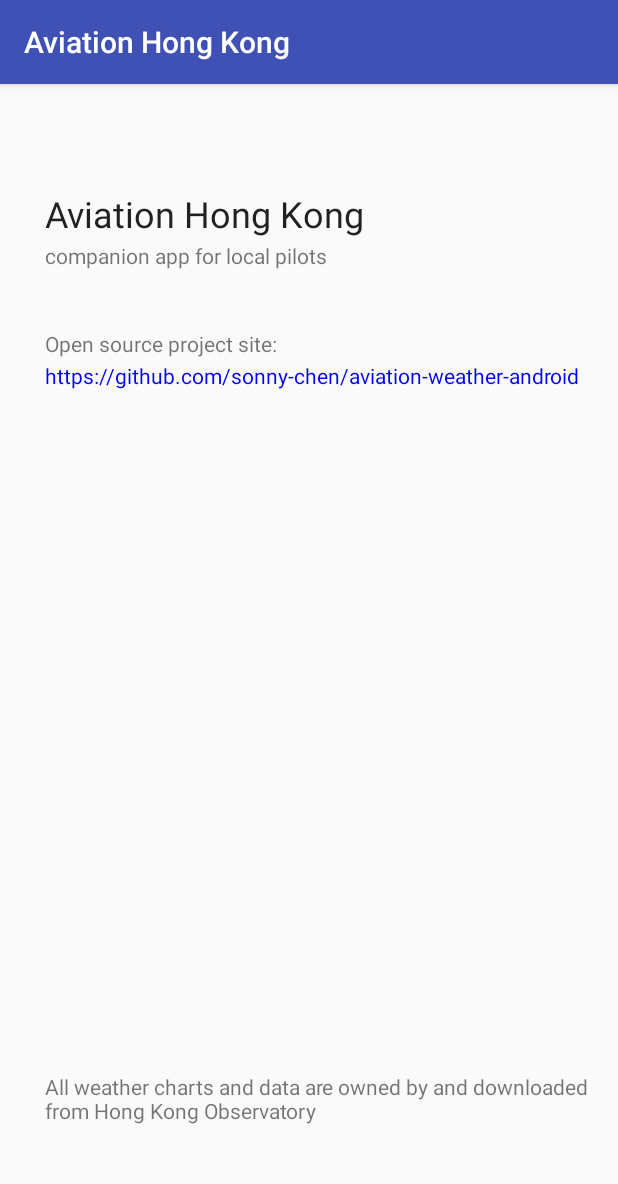
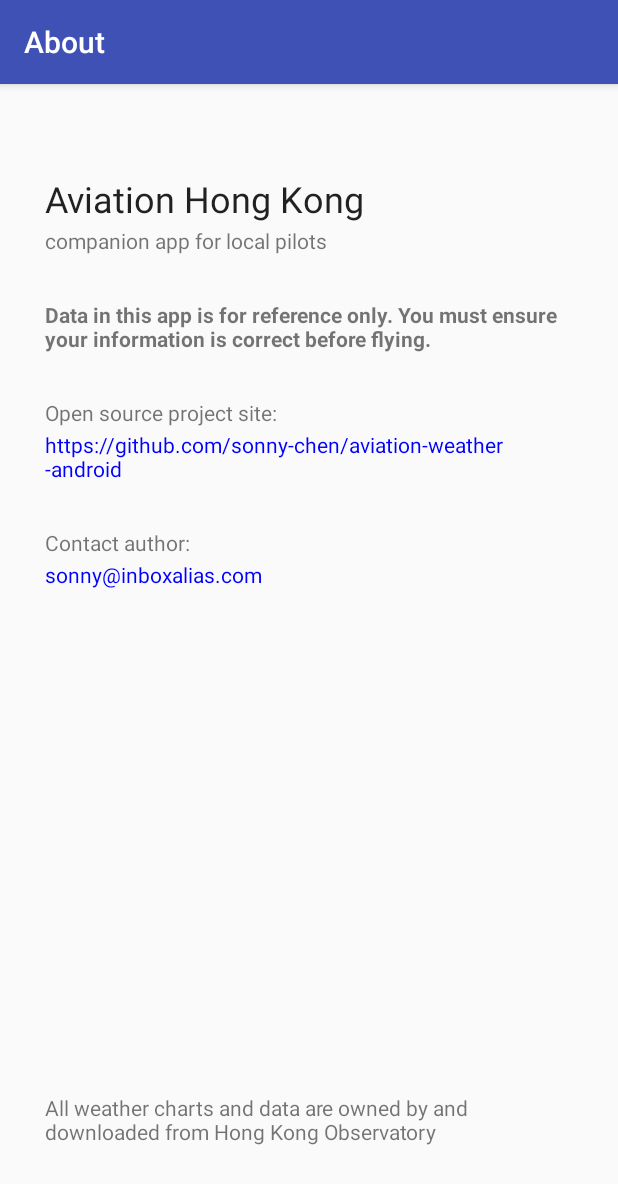
Before and after one commit to sonny-chen/aviation-weather-android, an Android app: the AboutActivity screen opened directly, with no data from a screen before it, on a phone screen of 412 x 824 dp. Shown: the top 1184 px of the screen. Run offline under Robolectric (Android 15) with nearby library versions, the phone set to English and light mode, and no system bars; network calls fail.

Commit message:
Add disclaimer and contact information.

```diff
--- a/app/src/main/AndroidManifest.xml
+++ b/app/src/main/AndroidManifest.xml
@@ -34,7 +34,9 @@
             android:label="@string/app_name"
             android:theme="@android:style/Theme.NoTitleBar.Fullscreen">
         </activity>
-        <activity android:name=".AboutActivity">
+        <activity
+            android:name=".AboutActivity"
+            android:label="@string/about">
         </activity>
         <activity android:name=".GenericFragmentHostActivity">
         </activity>
--- a/app/src/main/java/com/sonnychen/aviationhk/AboutActivity.java
+++ b/app/src/main/java/com/sonnychen/aviationhk/AboutActivity.java
@@ -21,5 +21,14 @@ public class AboutActivity extends AppCompatActivity {
                 startActivity(i);
             }
         });
+
+        findViewById(R.id.emailLink).setOnClickListener(new View.OnClickListener() {
+            @Override
+            public void onClick(View view) {
+                Intent intent = new Intent(Intent.ACTION_SENDTO);
+                intent.setData(Uri.parse("mailto:sonny@inboxalias.com"));
+                startActivity(Intent.createChooser(intent, "Contact by email"));
+            }
+        });
     }
 }
--- a/app/src/main/res/layout/activity_about.xml
+++ b/app/src/main/res/layout/activity_about.xml
@@ -5,62 +5,71 @@
     xmlns:tools="http://schemas.android.com/tools"
     android:layout_width="match_parent"
     android:layout_height="match_parent"
+    android:padding="30dp"
     tools:context="com.sonnychen.aviationhk.AboutActivity">
 
     <TextView
-        android:id="@+id/textView6"
         android:layout_width="wrap_content"
         android:layout_height="wrap_content"
-        android:layout_marginTop="39dp"
-        android:text="@string/open_source_project_site"
-        tools:layout_editor_absoluteX="83dp"
-        tools:layout_editor_absoluteY="113dp"
-        android:layout_below="@+id/textView5"
-        android:layout_alignStart="@+id/textView5"/>
+        android:layout_alignParentBottom="true"
+        android:layout_marginBottom="30dp"
+        android:text="@string/disclaimer"/>
+
+    <LinearLayout
+        android:layout_alignParentTop="true"
+        android:layout_width="match_parent"
+        android:layout_height="wrap_content"
+        android:orientation="vertical"
+        tools:context="com.sonnychen.aviationhk.AboutActivity">
+
 
         <TextView
-        android:id="@+id/textView5"
+            style="@style/TextAppearance.AppCompat.Headline"
             android:layout_width="wrap_content"
             android:layout_height="wrap_content"
-        android:layout_alignStart="@+id/textView3"
-        android:layout_below="@+id/textView3"
-        android:layout_marginTop="2dp"
-        android:text="@string/companion_app_for_local_pilots"
-        tools:layout_editor_absoluteX="83dp"
-        tools:layout_editor_absoluteY="113dp"/>
+            android:layout_marginTop="30dp"
+            android:text="@string/app_name"/>
 
         <TextView
-        android:id="@+id/textView3"
             android:layout_width="wrap_content"
             android:layout_height="wrap_content"
-        android:layout_alignParentStart="true"
-        android:layout_alignParentTop="true"
-        android:layout_marginStart="30dp"
-        android:layout_marginTop="70dp"
-        android:text="@string/app_name"
-        style="@style/TextAppearance.AppCompat.Headline"
-        tools:layout_editor_absoluteX="83dp"
-        tools:layout_editor_absoluteY="113dp"/>
+            android:layout_marginTop="2dp"
+            android:text="@string/companion_app_for_local_pilots"/>
+
+        <TextView
+            android:layout_width="wrap_content"
+            android:layout_height="wrap_content"
+            android:layout_marginTop="30dp"
+            android:text="@string/data_accuracy_disclaimer"
+            android:textStyle="bold"/>
+
+        <TextView
+            android:layout_width="wrap_content"
+            android:layout_height="wrap_content"
+            android:layout_marginTop="30dp"
+            android:text="@string/open_source_project_site"/>
 
         <TextView
             android:id="@+id/gitHubLink"
             android:layout_width="wrap_content"
             android:layout_height="wrap_content"
+            android:layout_marginTop="2dp"
             android:text="@string/project_url"
-        android:textColor="#0000FF"
-        tools:layout_editor_absoluteX="83dp"
-        tools:layout_editor_absoluteY="113dp"
-        android:layout_below="@+id/textView6"
-        android:layout_alignStart="@+id/textView6"
-        android:layout_marginTop="2dp"/>
+            android:textColor="#0000FF"/>
 
         <TextView
             android:layout_width="wrap_content"
             android:layout_height="wrap_content"
-        android:text="@string/disclaimer"
-        tools:layout_editor_absoluteX="83dp"
-        tools:layout_editor_absoluteY="113dp"
-        android:layout_marginBottom="74dp"
-        android:layout_alignParentBottom="true"
-        android:layout_alignStart="@+id/gitHubLink"/>
+            android:layout_marginTop="30dp"
+            android:text="@string/contact_author"/>
+
+        <TextView
+            android:id="@+id/emailLink"
+            android:layout_width="wrap_content"
+            android:layout_height="wrap_content"
+            android:layout_marginTop="2dp"
+            android:text="sonny@inboxalias.com"
+            android:textColor="#0000FF"/>
+
+    </LinearLayout>
 </RelativeLayout>
--- a/app/src/main/res/values/strings.xml
+++ b/app/src/main/res/values/strings.xml
@@ -40,4 +40,6 @@
     <string name="password_invalid_prompt">The shared PDF password you entered is invalid. Please try again.</string>
     <string name="password_incorrect">Password Incorrect</string>
     <string name="close">Close</string>
+    <string name="data_accuracy_disclaimer">Data in this app is for reference only. You must ensure your information is correct before flying.</string>
+    <string name="contact_author">Contact author:</string>
 </resources>
```
Lines whose indentation alone changed are shown as unchanged.
